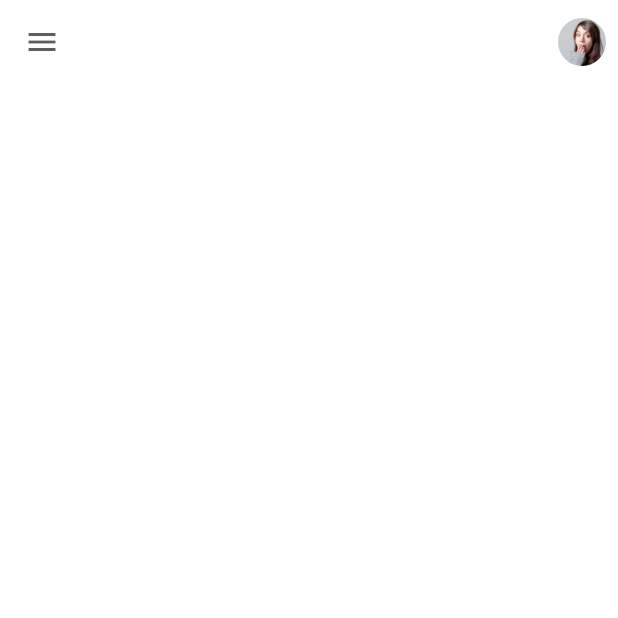
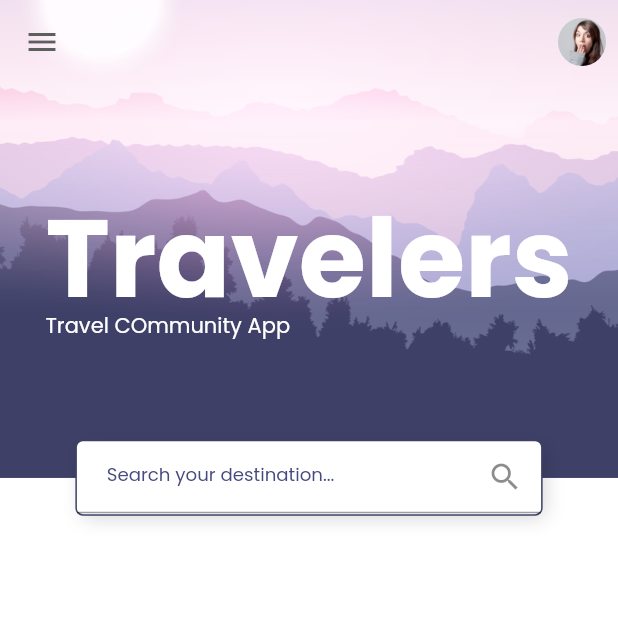
Before and after one commit to ezazulhaq/travel_app, a Flutter app: the screen it shows after launch, on a phone screen of 412 x 824 dp, the top half of it. Run offline on Flutter 3.47's test engine with Material 2 defaults, Android fonts, the phone set to English and light mode, and no system bars; our stand-ins replace google_fonts.

Commit message:
Header with Title and Search bar included

```diff
--- /dev/null
+++ b/lib/screens/components/body.dart
@@ -0,0 +1,16 @@
+import 'package:flutter/material.dart';
+import 'package:travel_app/screens/components/home_header.dart';
+
+class Body extends StatelessWidget {
+  @override
+  Widget build(BuildContext context) {
+    return SingleChildScrollView(
+      clipBehavior: Clip.none,
+      child: Column(
+        children: [
+          HomeHeader(),
+        ],
+      ),
+    );
+  }
+}
--- /dev/null
+++ b/lib/screens/components/home_header.dart
@@ -0,0 +1,53 @@
+import 'package:flutter/material.dart';
+import 'package:travel_app/screens/components/search_field.dart';
+import 'package:travel_app/size_config.dart';
+
+class HomeHeader extends StatelessWidget {
+  const HomeHeader({
+    Key key,
+  }) : super(key: key);
+
+  @override
+  Widget build(BuildContext context) {
+    return Stack(
+      // ignore: deprecated_member_use
+      overflow: Overflow.visible,
+      alignment: Alignment.center,
+      children: [
+        Image.asset(
+          "assets/images/home_bg.png",
+          height: getProportionateScreenHeight(315),
+          width: double.infinity,
+          fit: BoxFit.cover,
+        ),
+        Column(
+          crossAxisAlignment: CrossAxisAlignment.start,
+          children: [
+            SizedBox(
+              height: getProportionateScreenHeight(80),
+            ),
+            Text(
+              "Travelers",
+              style: TextStyle(
+                fontSize: getProportionateScreenWidth(73),
+                fontWeight: FontWeight.bold,
+                color: Colors.white,
+                height: 0.5,
+              ),
+            ),
+            Text(
+              "Travel COmmunity App",
+              style: TextStyle(
+                color: Colors.white,
+              ),
+            )
+          ],
+        ),
+        Positioned(
+          bottom: getProportionateScreenHeight(-25),
+          child: SearchField(),
+        )
+      ],
+    );
+  }
+}
--- /dev/null
+++ b/lib/screens/components/search_field.dart
@@ -0,0 +1,50 @@
+import 'package:flutter/material.dart';
+import 'package:travel_app/constants.dart';
+import 'package:travel_app/size_config.dart';
+
+class SearchField extends StatelessWidget {
+  const SearchField({
+    Key key,
+  }) : super(key: key);
+
+  @override
+  Widget build(BuildContext context) {
+    return Container(
+      height: getProportionateScreenHeight(50),
+      width: getProportionateScreenWidth(313),
+      decoration: BoxDecoration(
+        color: Colors.white,
+        borderRadius: BorderRadius.circular(5),
+        border: Border.all(
+          color: Color(0xFF3E4067),
+        ),
+        boxShadow: [
+          BoxShadow(
+            offset: Offset(3, 3),
+            blurRadius: 10,
+            color: Colors.black.withOpacity(0.16),
+            spreadRadius: -2,
+          ),
+        ],
+      ),
+      child: TextField(
+        onChanged: (value) {},
+        textCapitalization: TextCapitalization.none,
+        decoration: InputDecoration(
+          hintText: "Search your destination...",
+          hintStyle: TextStyle(
+            fontSize: getProportionateScreenHeight(12),
+            color: Color(0xFF464A7E),
+          ),
+          suffixIcon: Icon(
+            Icons.search,
+          ),
+          contentPadding: EdgeInsets.symmetric(
+            horizontal: getProportionateScreenWidth(kDefaultPadding),
+            vertical: getProportionateScreenHeight(kDefaultPadding / 2),
+          ),
+        ),
+      ),
+    );
+  }
+}
--- a/lib/screens/home/home_screen.dart
+++ b/lib/screens/home/home_screen.dart
@@ -1,11 +1,18 @@
 import 'package:flutter/material.dart';
 import 'package:travel_app/constants.dart';
+import 'package:travel_app/screens/components/body.dart';
+import 'package:travel_app/size_config.dart';
 
 class HomeScreen extends StatelessWidget {
   @override
   Widget build(BuildContext context) {
+    // You have to call SizeConfig on your Starting Page
+    SizeConfig().init(context);
+
     return Scaffold(
+      extendBodyBehindAppBar: true,
       appBar: buildAppBar(),
+      body: Body(),
     );
   }
 
```
